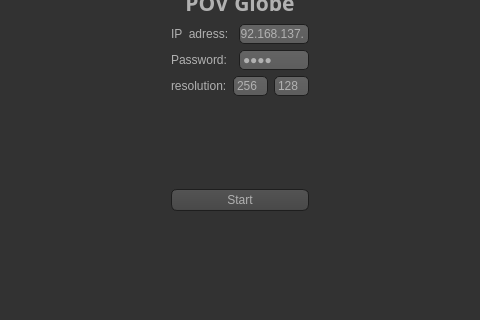
Old version of the form mainwindow.ui in the repository magnocube/POV-Globe; both pictures show x 93 to 573 and y 121 to 441 of the 666 by 441 pixel window.
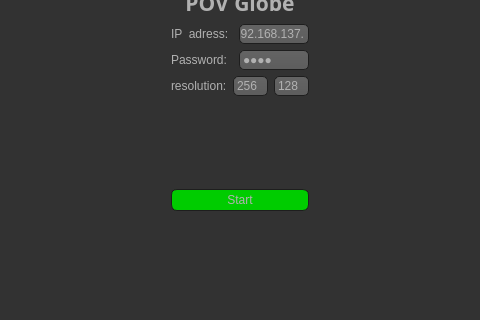
New version of the form. Icons and pictures are not drawn.

The edit to the form file:
```diff
--- a/mainwindow.ui
+++ b/mainwindow.ui
@@ -628,6 +628,9 @@
           </item>
           <item>
            <widget class="QPushButton" name="startButton">
+            <property name="styleSheet">
+             <string notr="true">background-color: #00cc00</string>
+            </property>
             <property name="text">
              <string>Start</string>
             </property>
```
